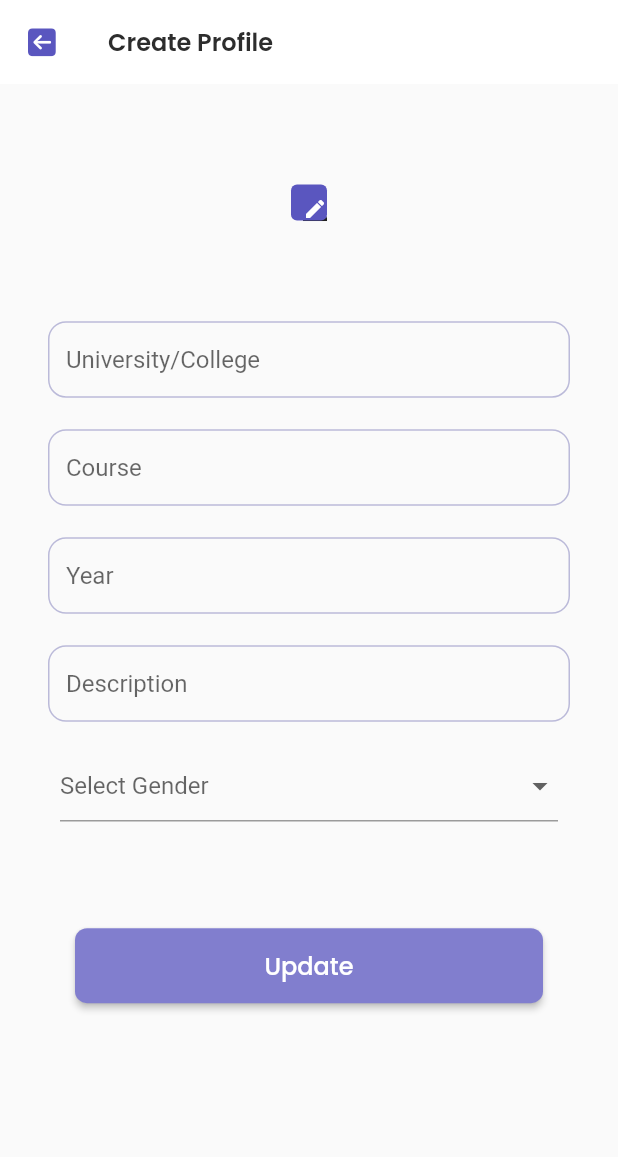
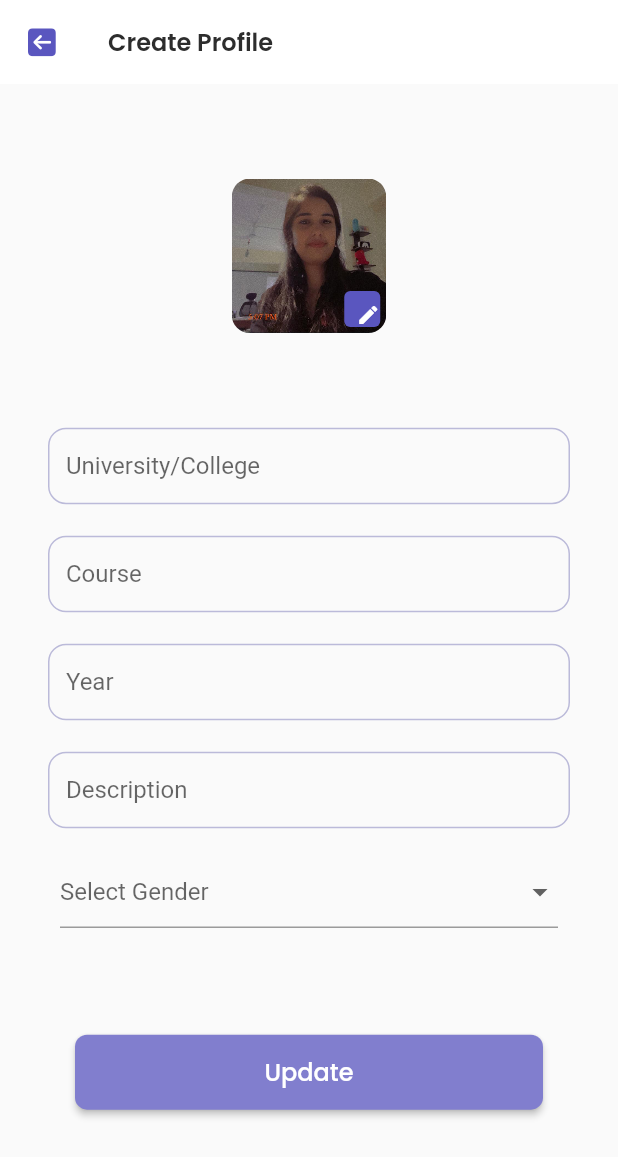
Before and after one commit to AnjaliJaiswal1/Note-Sharing-app, a Flutter app: the CreateProfileScreen screen opened directly with empty values, after a tap on the "edit" icon, on a phone screen of 412 x 824 dp. Shown: the top 1157 px of the screen. Run offline on Flutter 3.47's test engine with Material 2 defaults, Android fonts, the phone set to English and light mode, and no system bars; our stand-ins replace flutter_svg, fluttertoast, get, google_fonts, hive, image_picker and 1 more; accounts and stored records are empty; key blocks and very long unbroken strings in the code were emptied for the run.

```diff
--- a/lib/Hive/logged_in.dart
+++ b/lib/Hive/logged_in.dart
@@ -3,7 +3,7 @@ import 'dart:convert';
 
 import 'package:hive/hive.dart';
 
-// part 'logged_in.g.dart';
+part 'logged_in.g.dart';
 
 @HiveType(typeId:0)
 class UserDataHive extends HiveObject {
--- a/lib/Screens/Profile/create_profile.dart
+++ b/lib/Screens/Profile/create_profile.dart
@@ -10,7 +10,6 @@ import 'package:note_sharing_app/models/login_response_model.dart';
 import 'package:note_sharing_app/models/profile_model.dart';
 import 'package:note_sharing_app/shared.dart';
 import 'package:provider/provider.dart';
-import 'package:xfile/xfile.dart';
 import '../../Services/upload_service.dart';
 import '../../constants.dart';
 
@@ -35,7 +34,7 @@ class _CreateProfileScreenState extends State<CreateProfileScreen> {
   TextEditingController descController = TextEditingController();
   String? collegeId;
   String? profilePicUrl;
-  XFile? profile;
+  // XFile? profile;
   GlobalKey<FormState> _createProfileScreen = GlobalKey<FormState>();
   int? gender;
   bool isButtonPressed = false;
@@ -57,14 +56,12 @@ class _CreateProfileScreenState extends State<CreateProfileScreen> {
               : 3;
       // profilePicUrl = widget.profileData!.profile_image!;
       collegeId = widget.profileData!.collegeID;
-      log("------------" + gender.toString());
-      log("------------" + widget.profileData!.gender!);
     }
   }
 
   @override
   Widget build(BuildContext context) {
-    log("creste profile scree n");
+    log("creste profile screen");
     return Scaffold(
       appBar: AppBar(
         elevation: 0,
@@ -101,11 +98,12 @@ class _CreateProfileScreenState extends State<CreateProfileScreen> {
                       children: [
                         ClipRRect(
                           borderRadius: BorderRadius.circular(12),
-                          child: profile != null
-                              ? const Icon(Icons.person)
-                              : Image.file(
-                                  File(profile!.path),
-                                  // "assets/images/anjali.png",
+                          child:
+                              // profile != null
+                              // ? const Icon(Icons.person)
+                              Image.asset(
+                            // File(profile!.path),
+                            "assets/images/anjali.png",
                             height: Get.height * 0.125,
                             width: Get.height * 0.125,
                             fit: BoxFit.cover,
@@ -123,13 +121,13 @@ class _CreateProfileScreenState extends State<CreateProfileScreen> {
                               ),
                               child: IconButton(
                                 onPressed: () async {
-                                  profile = await UploadFileService()
-                                      .uploadFile()
-                                      .then((value) {
-                                    if (value != null) {
-                                      profilePicUrl = value.path;
-                                    }
-                                  });
+                                  // profile = await UploadFileService()
+                                  //     .uploadFile()
+                                  //     .then((value) {
+                                  //   if (value != null) {
+                                  //     profilePicUrl = value.path;
+                                  //   }
+                                  // });
                                 },
                                 icon: const Icon(
                                   Icons.edit,
@@ -197,7 +195,7 @@ class _CreateProfileScreenState extends State<CreateProfileScreen> {
                           ],
                           onChanged: (value) {
                             setState(() {
-                              gender = value;
+                              gender = value as int;
                             });
                           }),
                     ),
@@ -213,16 +211,16 @@ class _CreateProfileScreenState extends State<CreateProfileScreen> {
                                   setState(() {
                                     isButtonPressed = true;
                                   });
-                                  if (profile == null) {
-                                    Fluttertoast.showToast(
-                                        msg: "please upload image");
-                                  } else {
+                                  // if (profile == null) {
+                                  //   Fluttertoast.showToast(
+                                  //       msg: "please upload image");
+                                  // } else {
                                   loginService.createProfile(
                                       course: courseController.text,
                                       desc: descController.text,
                                       university: collegeController.text,
                                       userId: widget.userData.id,
-                                        profileImage: File(profile!.path),
+                                      // profileImage: File(profile!.path),
                                       year: int.parse(yearController.text),
                                       gender: gender == 1
                                           ? "Male"
@@ -239,7 +237,7 @@ class _CreateProfileScreenState extends State<CreateProfileScreen> {
                                       userProfileData: profileData,
                                     ));
                                   }
-                                  }
+                                  // }
                                 }
                               },
                         child: isButtonPressed
--- a/lib/Services/login_service.dart
+++ b/lib/Services/login_service.dart
@@ -6,7 +6,7 @@ import 'package:fluttertoast/fluttertoast.dart';
 import 'package:note_sharing_app/models/login_response_model.dart';
 import 'package:http/http.dart' as http;
 import 'package:note_sharing_app/models/profile_model.dart';
-import 'package:xfile/xfile.dart';
+// import 'package:xfile/xfile.dart';
 
 class LoginService extends ChangeNotifier {
   CreateUserResponse? userResponseToken;
--- a/pubspec.yaml
+++ b/pubspec.yaml
@@ -45,9 +45,10 @@ dependencies:
   hive: ^2.2.3
   build_runner: ^2.3.3
   provider: ^6.0.5
-  xfile: ^1.1.0
+  # xfile: ^1.1.0
   image_picker: ^0.8.7+1
   permission_handler: ^10.2.0
+  hive_generator: ^2.0.0
 
 dev_dependencies:
   flutter_test:
```
Also changed, not shown: lib/main.dart (+4 -4 lines), lib/Hive/logged_in.g.dart (added), pubspec.lock. Lines whose indentation alone changed are shown as unchanged.
